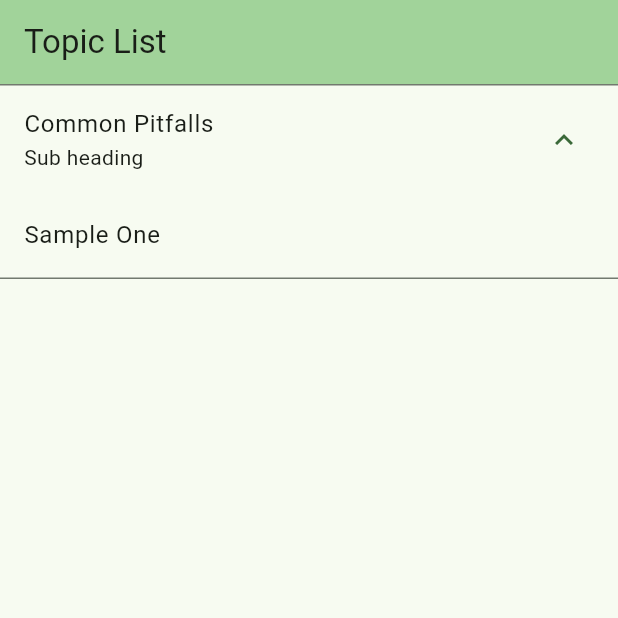
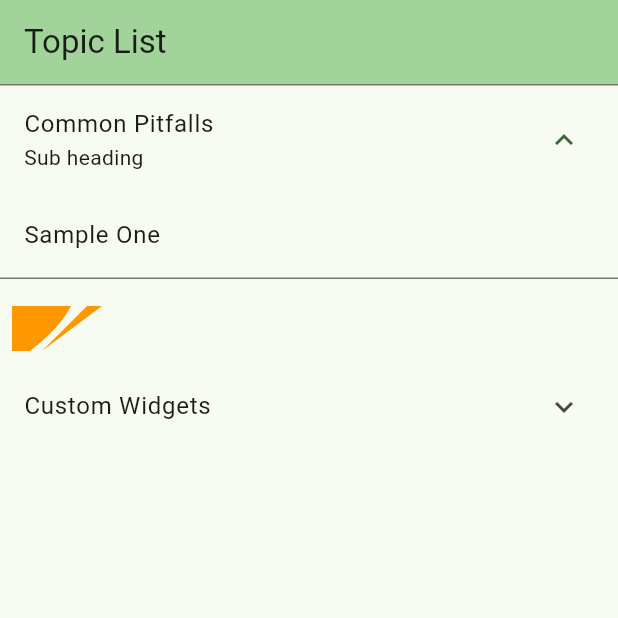
Before and after one commit to harsh8088/flutter_samples, a Flutter app: the screen it shows after launch, after a tap on "Common Pitfalls", on a phone screen of 412 x 824 dp, the top half of it. Run offline on Flutter 3.47's test engine with Material 3 defaults, Android fonts, the phone set to English and light mode, and no system bars.

Commit message:
+custom_rating_bar

```diff
--- /dev/null
+++ b/lib/common/capsule.dart
@@ -0,0 +1,155 @@
+import 'package:flutter/material.dart';
+
+class CapsuleWidget extends StatelessWidget {
+  final double height;
+  final double width;
+  final Color topColor;
+  final Color bottomColor;
+  final Widget child;
+
+  const CapsuleWidget({
+    super.key,
+    required this.height,
+    required this.width,
+    required this.topColor,
+    required this.bottomColor,
+    required this.child,
+  });
+
+  @override
+  Widget build(BuildContext context) {
+    return Stack(
+      children: [
+        // Bottom capsule part
+        // CustomPaint(
+        //   size: Size(width, height),
+        //   painter: CapsulePainter(color: bottomColor),
+        // ),
+        // Top capsule part with rounded rectangle clip
+        ClipRRect(
+          // borderRadius: BorderRadius.circular(width),
+          child: CustomPaint(
+            size: Size(width, height),
+            painter: CapsulePainter(color: topColor,color2:bottomColor ),
+          ),
+        ),
+        // Child widget positioned inside the capsule
+        // Positioned(
+        //   top: height / 4,
+        //   left: width / 4,
+        //   child: child,
+        // ),
+        child
+      ],
+    );
+  }
+}
+
+// Custom Painter for capsule shape
+class CapsulePainter extends CustomPainter {
+  final Color color;
+  final Color color2;
+
+  CapsulePainter( {required this.color,required this.color2});
+
+  @override
+  void paint(Canvas canvas, Size size) {
+    try {
+      final paint = Paint()..color = color;
+      final paint2 = Paint()..color = color2;
+
+
+      // final path = Path()
+      //   ..moveTo(0, 0)
+      //   ..lineTo(size.width, 0)
+      //   // ..quadraticBezierTo(size.width - size.height, 130, size.width - size.height, size.height)
+      //   // ..conicTo(size.width - size.height, size.width, size.width - size.height, size.height,-1.5)
+      //
+      //   // ..quadraticBezierTo(
+      //   //   size.height/2,
+      //   //   size.height/2,
+      //   //   size.width-size.height,
+      //   //   size.height,
+      //   // )
+      //   ..relativeQuadraticBezierTo(
+      //     size.width +40,
+      //     size.height + 40,
+      //     size.width,
+      //     size.height,
+      //   )
+      //   // ..quadraticBezierTo(
+      //   //     size.width / 4, size.height * 3 / 4, size.width / 2, size.height / 2)
+      //   // ..quadraticBezierTo(size.width * 3 / 4, size.height / 4, size.width, 0)
+      //   ..lineTo(0, size.height)
+      //   // ..lineTo(0, 0)
+      //   // ..lineTo(size.width, size.height)
+      //   ..close();
+
+
+      final width = size.width-30;
+      final height = size.height;
+      final heightOffset = height * 0.2;
+      Path path = Path();
+      path.lineTo(
+        0, // x value
+        height , // y value
+      );
+      path.lineTo(
+        width*0.3, // x value
+        height, // y value
+      );
+      path.quadraticBezierTo(
+        width+ width * 0.25, // x1 (Control Point)
+        0, // y1 (Control Point)
+        width, // x2 (End Point)
+        -(width/2), // y2 (End Point)
+      );
+
+
+      // path.quadraticBezierTo(
+      //   width * 0.75, // P1(x1)
+      //   height - (heightOffset * 2), // P1(y1)
+      //   width, // P2(x2)
+      //   height - heightOffset, // P2(y2)
+      // );
+      // path.lineTo(width, 0);
+      // return path;
+
+      canvas.drawPath(path, paint);
+
+
+      Path path2 = Path();
+      path2.moveTo(
+        width+ 10, // x value
+        0, // y value
+      );
+      // path.quadraticBezierTo(
+      //   width+ 20, // x1 (Control Point)
+      //   height/2, // y1 (Control Point)
+      //   width, // x2 (End Point)
+      //   -(width/2)+10, // y2 (End Point)
+      // );
+      path2.lineTo(width+20, 0);
+      // path2.lineTo(width+20, height);
+      path2.lineTo(width-20, height);
+      // path.lineTo(width+(width/2),height);
+
+      // path.quadraticBezierTo(
+      //   width+ 20, // x1 (Control Point)
+      //   height/2, // y1 (Control Point)
+      //   width, // x2 (End Point)
+      //   -(width/2)+10, // y2 (End Point)
+      // );
+
+      canvas.drawPath(path2, paint2);
+    } catch (_) {
+      print(_.toString());
+    }
+  }
+
+  // @override
+  // bool shouldRepaint(CustomPainter oldDelegate) => color != oldDelegate.color;
+
+  @override
+  bool shouldRepaint(CustomPainter oldDelegate) => false;
+}
--- a/lib/main.dart
+++ b/lib/main.dart
@@ -1,4 +1,7 @@
 import 'package:flutter/material.dart';
+
+import 'common/capsule.dart';
+import 'custom/custom_rating_bar.dart';
 
 void main() {
   runApp(const MyApp());
@@ -63,6 +66,43 @@ class _MyHomePageState extends State<MyHomePage> {
                 ),
               ],
             ),
+            const SizedBox(
+              height: 10,
+            ),
+            Padding(
+              padding: const EdgeInsets.all(8.0),
+              child: CapsuleWidget(
+                height: 30,
+                width: 70,
+                topColor: Colors.orange,
+                bottomColor: Colors.orange,
+                child: Container(
+                  color: Colors.transparent,
+                  width: 200,
+                  height: 30,
+                ),
+              ),
+            ),
+            ExpansionTile(
+              title: const Text('Custom Widgets'),
+              children: <Widget>[
+                Padding(
+                  padding: const EdgeInsets.all(4.0),
+                  child: Row(
+                    mainAxisAlignment: MainAxisAlignment.center,
+                    children: [
+                      CustomRatingBar(
+                        starCount: 5,
+                        rating: 1.0,
+                        filledColor: Colors.amber,
+                        unfilledColor: Colors.grey,
+                        onRatingChanged: () {},
+                      ),
+                    ],
+                  ),
+                ),
+              ],
+            ),
           ],
         ),
       ),
--- a/pubspec.yaml
+++ b/pubspec.yaml
@@ -1,5 +1,5 @@
 name: flutter_samples
-description: "A new Flutter project."
+description: "A code sample series for dev.to article."
 # The following line prevents the package from being accidentally published to
 # pub.dev using `flutter pub publish`. This is preferred for private packages.
 publish_to: 'none' # Remove this line if you wish to publish to pub.dev
```
Also changed, not shown: lib/common/curved_rect.dart (added, +84 -0 lines), lib/custom/animated_rating_bar.dart (added, +92 -0 lines), lib/custom/custom_rating_bar.dart (added, +66 -0 lines).
